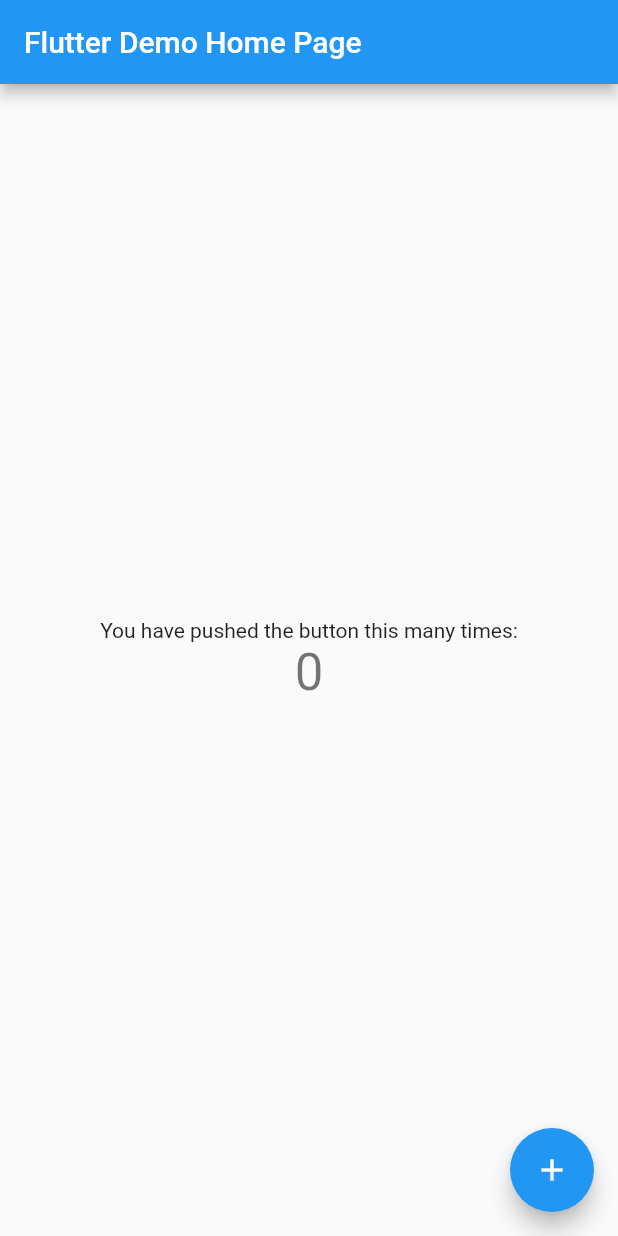
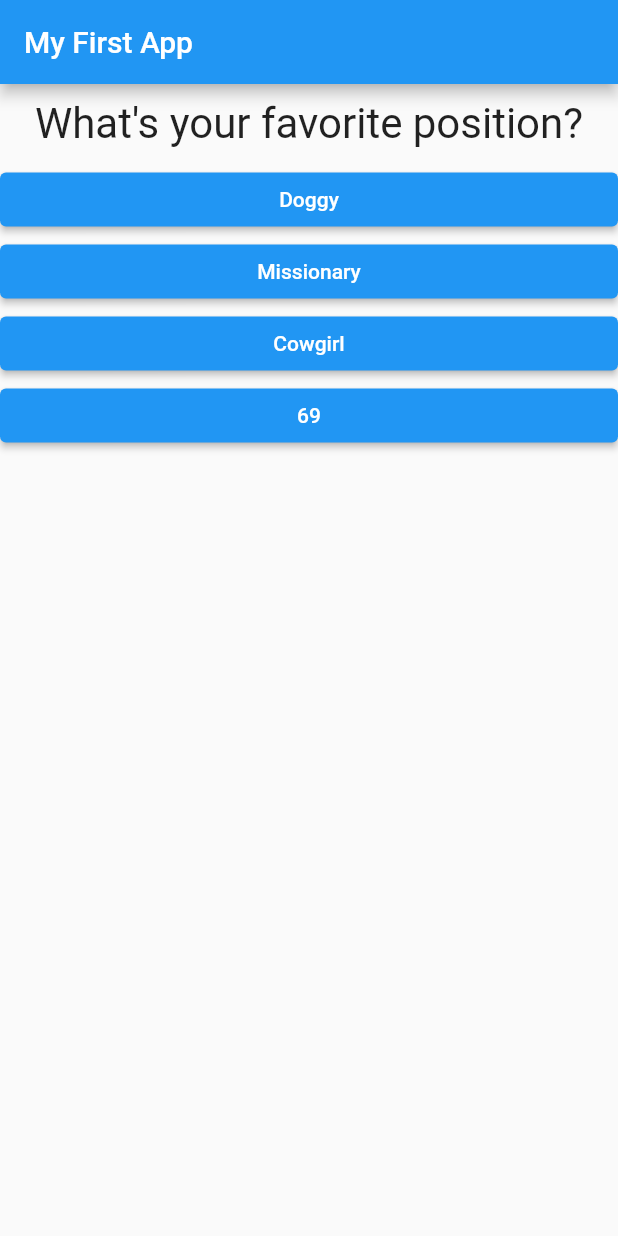
Before and after one commit to SebastianMorado/My-First-Flutter-App, a Flutter app: the screen it shows after launch, on a phone screen of 412 x 824 dp. Run offline on Flutter 3.47's test engine with Material 2 defaults, Android fonts, the phone set to English and light mode, and no system bars.

Commit message:
add quiz functionality

```diff
--- /dev/null
+++ b/lib/answer.dart
@@ -0,0 +1,21 @@
+import 'package:flutter/material.dart';
+
+class Answer extends StatelessWidget {
+  final Function selectHandler;
+  final String text;
+
+  Answer(this.selectHandler, this.text);
+
+  @override
+  Widget build(BuildContext context) {
+    return Container(
+      width: double.infinity,
+      child: ElevatedButton(
+        onPressed: () {
+          selectHandler();
+        },
+        child: Text(text),
+      ),
+    );
+  }
+}
--- a/lib/main.dart
+++ b/lib/main.dart
@@ -1,113 +1,76 @@
-import 'package:flutter/material.dart';
+import "package:flutter/material.dart";
+import 'package:flutter_complete_guide/result.dart';
 
-void main() {
-  runApp(MyApp());
-}
+import "./quiz.dart";
+import "./result.dart";
 
-class MyApp extends StatelessWidget {
-  // This widget is the root of your application.
+void main() => runApp(MyApp());
+
+class MyApp extends StatefulWidget {
   @override
-  Widget build(BuildContext context) {
-    return MaterialApp(
-      title: 'Flutter Demo',
-      theme: ThemeData(
-        // This is the theme of your application.
-        //
-        // Try running your application with "flutter run". You'll see the
-        // application has a blue toolbar. Then, without quitting the app, try
-        // changing the primarySwatch below to Colors.green and then invoke
-        // "hot reload" (press "r" in the console where you ran "flutter run",
-        // or simply save your changes to "hot reload" in a Flutter IDE).
-        // Notice that the counter didn't reset back to zero; the application
-        // is not restarted.
-        primarySwatch: Colors.blue,
-      ),
-      home: MyHomePage(title: 'Flutter Demo Home Page'),
-    );
+  State<StatefulWidget> createState() {
+    return _MyAppState();
   }
 }
 
-class MyHomePage extends StatefulWidget {
-  MyHomePage({Key key, this.title}) : super(key: key);
+class _MyAppState extends State<MyApp> {
+  var _i = 0;
+  var _totalScore = 0;
+  static const _questions = [
+    {
+      "questionText": "What's your favorite position?",
+      "answers": [
+        {"text": "Doggy", "score": 8},
+        {"text": "Missionary", "score": 10},
+        {"text": "Cowgirl", "score": 10},
+        {"text": "69", "score": 69}
+      ]
+    },
+    {
+      "questionText": "Who do you love?",
+      "answers": [
+        {"text": "Is it me or him?", "score": 10},
+        {"text": "Cause I can't take the pressure anymore", "score": 3},
+        {"text": "Girl it's killing me", "score": 6},
+        {"text": "If you can't say that I'm the one for sure", "score": 7}
+      ]
+    },
+    {
+      "questionText": "Why were you late?",
+      "answers": [
+        {"text": "Why was I late?", "score": 5},
+        {"text": "Why am I here?", "score": 0},
+        {"text": "Why was I born?", "score": 100}
+      ]
+    }
+  ];
+  void _answerQuestion(int points) {
+    setState(() {
+      if (_i < _questions.length) {
+        _i += 1;
+        _totalScore += points;
+      }
+    });
+  }
 
-  // This widget is the home page of your application. It is stateful, meaning
-  // that it has a State object (defined below) that contains fields that affect
-  // how it looks.
-
-  // This class is the configuration for the state. It holds the values (in this
-  // case the title) provided by the parent (in this case the App widget) and
-  // used by the build method of the State. Fields in a Widget subclass are
-  // always marked "final".
-
-  final String title;
-
-  @override
-  _MyHomePageState createState() => _MyHomePageState();
-}
-
-class _MyHomePageState extends State<MyHomePage> {
-  int _counter = 0;
-
-  void _incrementCounter() {
+  void _restartQuiz() {
     setState(() {
-      // This call to setState tells the Flutter framework that something has
-      // changed in this State, which causes it to rerun the build method below
-      // so that the display can reflect the updated values. If we changed
-      // _counter without calling setState(), then the build method would not be
-      // called again, and so nothing would appear to happen.
-      _counter++;
+      _i = 0;
+      _totalScore = 0;
     });
   }
 
   @override
   Widget build(BuildContext context) {
-    // This method is rerun every time setState is called, for instance as done
-    // by the _incrementCounter method above.
-    //
-    // The Flutter framework has been optimized to make rerunning build methods
-    // fast, so that you can just rebuild anything that needs updating rather
-    // than having to individually change instances of widgets.
-    return Scaffold(
-      appBar: AppBar(
-        // Here we take the value from the MyHomePage object that was created by
-        // the App.build method, and use it to set our appbar title.
-        title: Text(widget.title),
+    return MaterialApp(
+      home: Scaffold(
+        appBar: AppBar(
+          title: Text("My First App"),
+        ),
+        body: _i < _questions.length
+            ? Quiz(_answerQuestion, _questions, _i)
+            : Result(_totalScore, _restartQuiz),
       ),
-      body: Center(
-        // Center is a layout widget. It takes a single child and positions it
-        // in the middle of the parent.
-        child: Column(
-          // Column is also a layout widget. It takes a list of children and
-          // arranges them vertically. By default, it sizes itself to fit its
-          // children horizontally, and tries to be as tall as its parent.
-          //
-          // Invoke "debug painting" (press "p" in the console, choose the
-          // "Toggle Debug Paint" action from the Flutter Inspector in Android
-          // Studio, or the "Toggle Debug Paint" command in Visual Studio Code)
-          // to see the wireframe for each widget.
-          //
-          // Column has various properties to control how it sizes itself and
-          // how it positions its children. Here we use mainAxisAlignment to
-          // center the children vertically; the main axis here is the vertical
-          // axis because Columns are vertical (the cross axis would be
-          // horizontal).
-          mainAxisAlignment: MainAxisAlignment.center,
-          children: <Widget>[
-            Text(
-              'You have pushed the button this many times:',
-            ),
-            Text(
-              '$_counter',
-              style: Theme.of(context).textTheme.headline4,
-            ),
-          ],
-        ),
-      ),
-      floatingActionButton: FloatingActionButton(
-        onPressed: _incrementCounter,
-        tooltip: 'Increment',
-        child: Icon(Icons.add),
-      ), // This trailing comma makes auto-formatting nicer for build methods.
     );
   }
 }
--- /dev/null
+++ b/lib/question.dart
@@ -0,0 +1,20 @@
+import "package:flutter/material.dart";
+
+class Question extends StatelessWidget {
+  final String questionText;
+
+  Question(this.questionText);
+
+  @override
+  Widget build(BuildContext context) {
+    return Container(
+      width: double.infinity,
+      margin: EdgeInsets.all(10),
+      child: Text(
+        questionText,
+        style: TextStyle(fontSize: 28),
+        textAlign: TextAlign.center,
+      ),
+    );
+  }
+}
--- /dev/null
+++ b/lib/quiz.dart
@@ -0,0 +1,24 @@
+import "package:flutter/material.dart";
+
+import "./question.dart";
+import "./answer.dart";
+
+class Quiz extends StatelessWidget {
+  final questions;
+  final int i;
+  final Function answerQuestion;
+
+  Quiz(this.answerQuestion, this.questions, this.i);
+
+  @override
+  Widget build(BuildContext context) {
+    return Column(
+      children: [
+        Question(questions[i]["questionText"] as String),
+        ...(questions[i]["answers"] as List<Map<String, Object>>).map((answer) {
+          return Answer(() => answerQuestion(answer["score"]), answer["text"]);
+        }).toList()
+      ],
+    );
+  }
+}
```
Also changed, not shown: lib/result.dart (added, +46 -0 lines).
